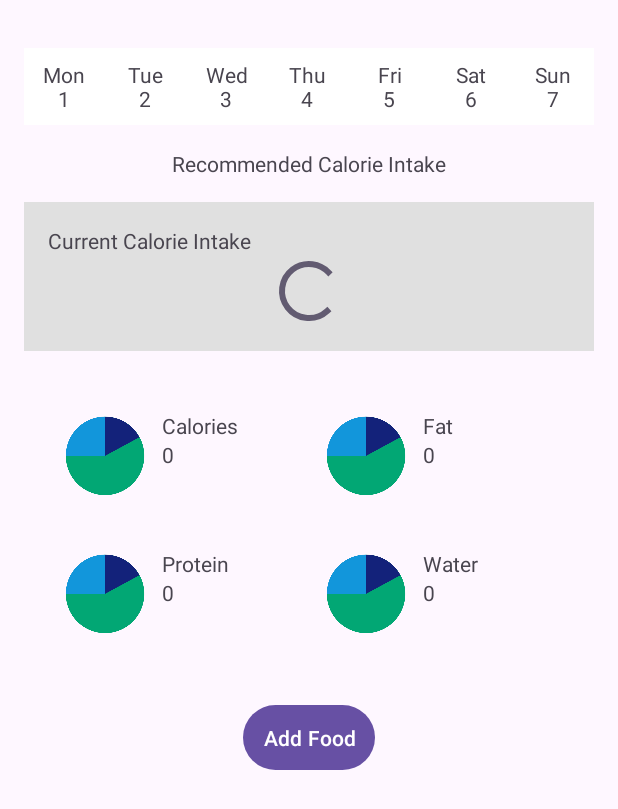
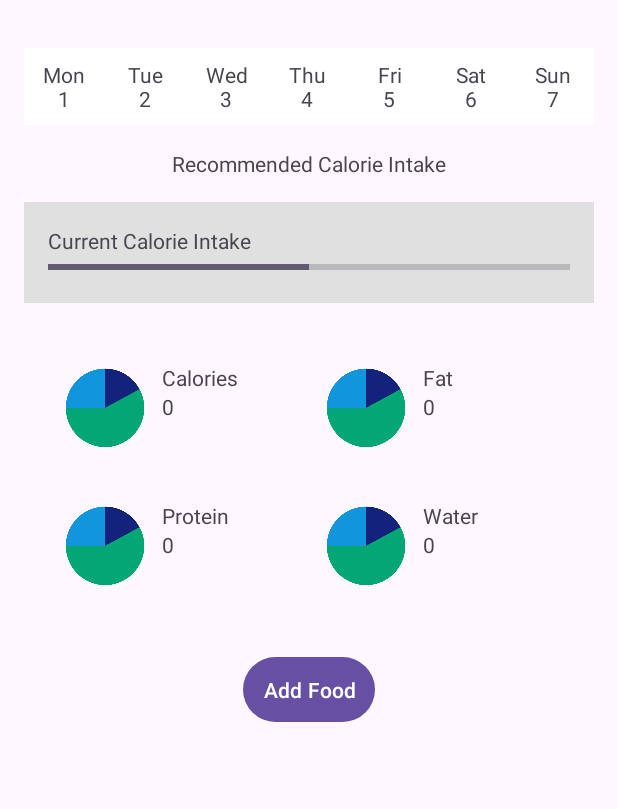
Before and after one commit to CS5520Summer2024Feinberg/final-project-finalproject-group6, an Android app: the CalculateCaloriesActivity screen opened directly, with no data from a screen before it, on a phone screen of 412 x 824 dp. Shown: the top 809 px of the screen. Run offline under Robolectric (Android 15) with nearby library versions, the light colour scheme and no system bars.

Commit message:
fix Layout

```diff
--- a/app/src/main/res/layout/activity_calculate_calories.xml
+++ b/app/src/main/res/layout/activity_calculate_calories.xml
@@ -126,7 +126,8 @@
             android:id="@+id/calorieProgressBar"
             android:layout_width="match_parent"
             android:layout_height="wrap_content"
-            android:progress="50"/>
+            android:progress="50"
+            style="?android:attr/progressBarStyleHorizontal"/>
     </LinearLayout>
 
     <!-- Nutrition Info Layout -->
@@ -257,6 +258,11 @@
                 android:orientation="horizontal"
                 android:padding="8dp">
 
+<!--                <ProgressBar-->
+<!--                    android:layout_width="60dp"-->
+<!--                    android:layout_height="60dp"-->
+<!--                    style="?android:attr/progressBarStyleHorizontal"-->
+<!--                    android:progress="65"/>-->
                 <ImageView
                     android:layout_width="60dp"
                     android:layout_height="60dp"
```
